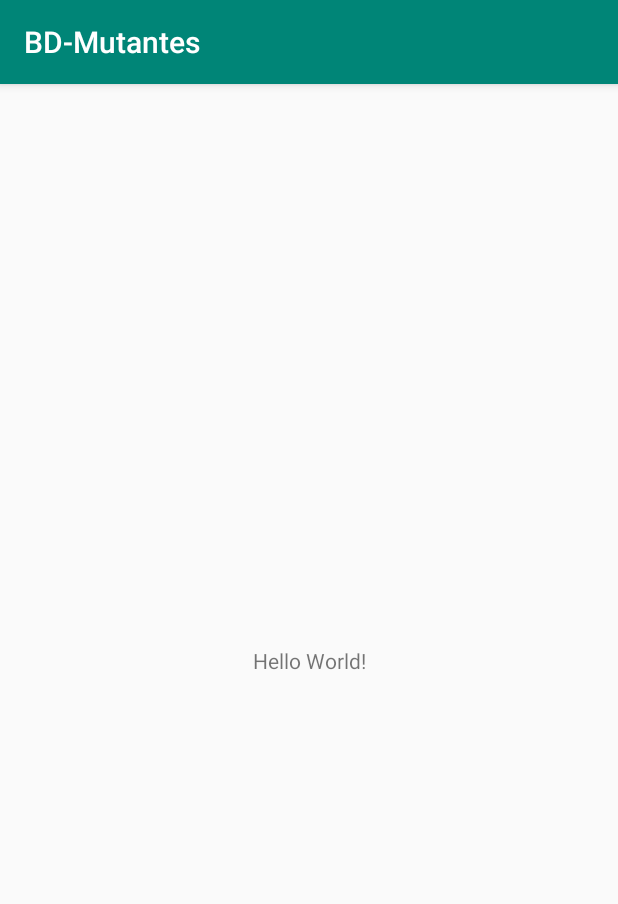
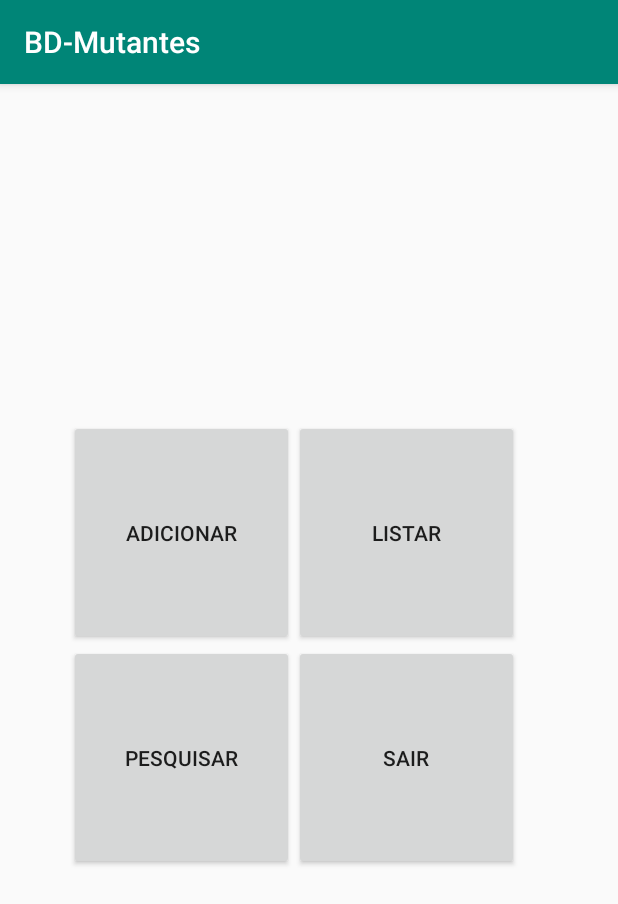
Before and after one commit to rsprenata/BD-Mutantes, an Android app: the screen it shows after launch (MainActivity), on a phone screen of 412 x 824 dp. Shown: the top 904 px of the screen. Run offline under Robolectric (Android 15) with nearby library versions, the phone set to English and light mode, and no system bars.

Commit message:
Adiciona dashboard

```diff
--- a/app/src/main/res/layout/activity_main.xml
+++ b/app/src/main/res/layout/activity_main.xml
@@ -1,18 +1,46 @@
 <?xml version="1.0" encoding="utf-8"?>
-<android.support.constraint.ConstraintLayout xmlns:android="http://schemas.android.com/apk/res/android"
+<RelativeLayout xmlns:android="http://schemas.android.com/apk/res/android"
     xmlns:app="http://schemas.android.com/apk/res-auto"
     xmlns:tools="http://schemas.android.com/tools"
     android:layout_width="match_parent"
     android:layout_height="match_parent"
     tools:context=".MainActivity">
 
-    <TextView
-        android:layout_width="wrap_content"
-        android:layout_height="wrap_content"
-        android:text="Hello World!"
-        app:layout_constraintBottom_toBottomOf="parent"
-        app:layout_constraintLeft_toLeftOf="parent"
-        app:layout_constraintRight_toRightOf="parent"
-        app:layout_constraintTop_toTopOf="parent" />
+    <TableLayout
+        android:layout_width="320dp"
+        android:layout_height="320dp"
+        android:layout_centerHorizontal="true"
+        android:layout_centerVertical="true">
 
-</android.support.constraint.ConstraintLayout>
+        <TableRow>
+
+            <Button
+                android:id="@+id/button"
+                android:layout_width="150dp"
+                android:layout_height="150dp"
+                android:text="Adicionar"/>
+
+            <Button
+                android:id="@+id/button5"
+                android:layout_width="150dp"
+                android:layout_height="150dp"
+                android:text="Listar" />
+        </TableRow>
+
+        <TableRow>
+
+            <Button
+                android:id="@+id/button6"
+                android:layout_width="150dp"
+                android:layout_height="150dp"
+                android:text="Pesquisar" />
+
+            <Button
+                android:id="@+id/button7"
+                android:layout_width="150dp"
+                android:layout_height="150dp"
+                android:text="Sair" />
+        </TableRow>
+    </TableLayout>
+
+</RelativeLayout>
```
